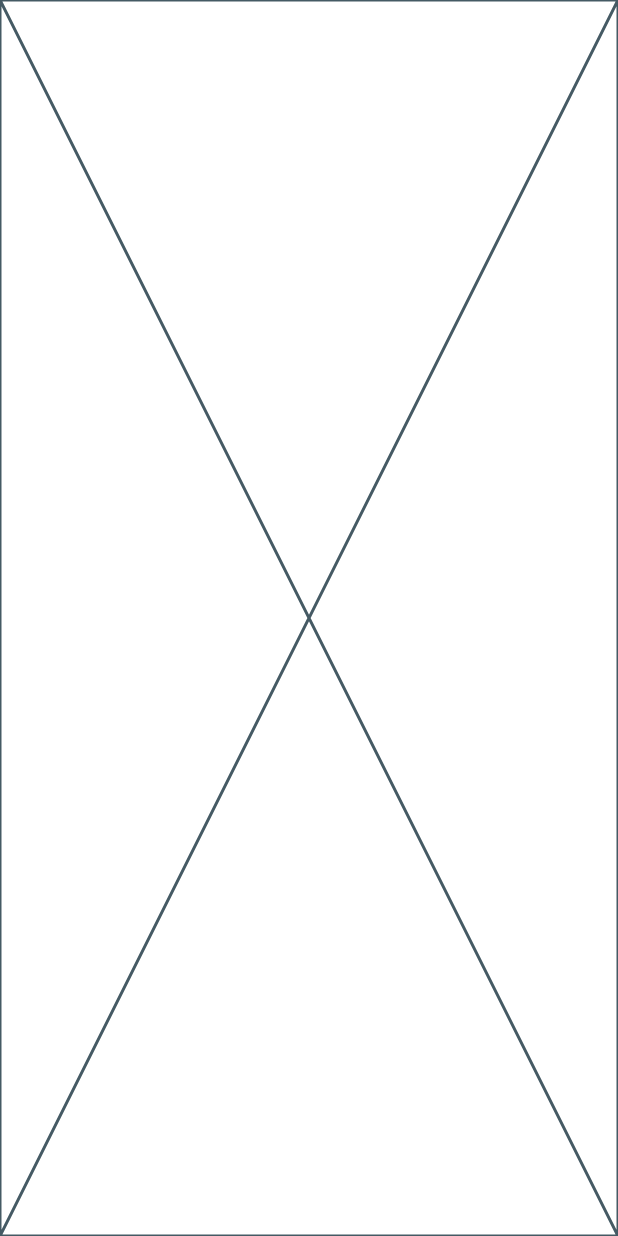
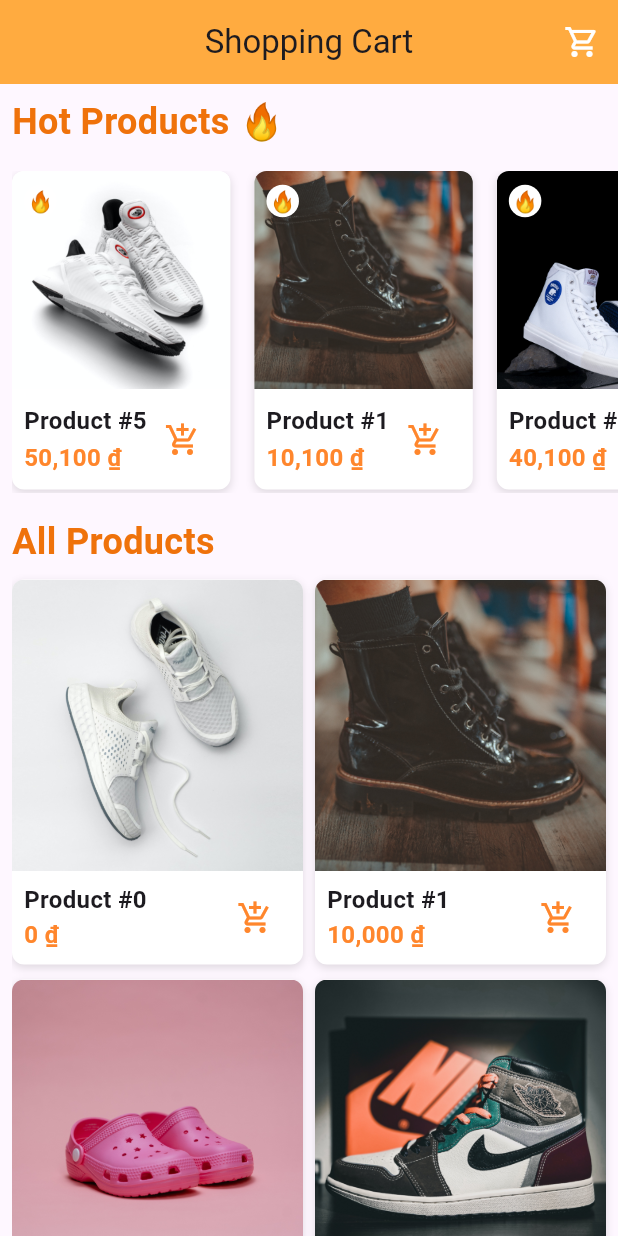
Before and after one commit to takara1919/shopping_cart, a Flutter app: the screen it shows after launch, on a phone screen of 412 x 824 dp. Run offline on Flutter 3.47's test engine with Material 3 defaults, Android fonts, the phone set to English and light mode, and no system bars; drawn by our look-alikes of skeletonizer; our stand-ins replace bloc, equatable, flutter_bloc, go_router.

Commit message:
Done Home

```diff
--- a/lib/config/router/app_router.dart
+++ b/lib/config/router/app_router.dart
@@ -6,7 +6,7 @@ import '../../features/home/view/home_screen.dart';
 import '../../features/splash/view/splash_screen.dart';
 
 final appRouter = GoRouter(
-  initialLocation: RouteNames.splash,
+  initialLocation: RouteNames.home,
   routes: [
     GoRoute(
       path: RouteNames.splash,
--- /dev/null
+++ b/lib/config/utils/money_helper.dart
@@ -0,0 +1,8 @@
+import 'package:intl/intl.dart';
+
+class MoneyHelper {
+  static String formatToVND(double value) {
+    final NumberFormat currencyFormatter = NumberFormat.currency(locale: 'vi_VN', symbol: '₫', decimalDigits: 0,);
+    return currencyFormatter.format(value).replaceAll('.', ',');
+  }
+}
--- a/lib/config/utils/screen_helper.dart
+++ b/lib/config/utils/screen_helper.dart
@@ -2,26 +2,38 @@ import 'package:flutter/material.dart';
 
 class ScreenHelper {
   static const double phoneBreakpoint = 600;
-  static const double tabletBreakpoint = 1200;
+
 
   static bool isPhone(BuildContext context) =>
       MediaQuery.of(context).size.width < phoneBreakpoint;
 
   static bool isTablet(BuildContext context) =>
-      MediaQuery.of(context).size.width >= phoneBreakpoint &&
-          MediaQuery.of(context).size.width < tabletBreakpoint;
+      MediaQuery.of(context).size.width >= phoneBreakpoint;
 
   static double gridItemWidth(BuildContext context) {
     final width = MediaQuery.of(context).size.width;
     if (width < phoneBreakpoint) return width / 2;
-    return width / (width < 900 ? 3 : 4);
+    return width / 4;
   }
 
-  static EdgeInsets screenPadding(BuildContext context) {
+  static double listItemWidth(BuildContext context) {
+    final width = MediaQuery.of(context).size.width - screenPadding(context);
+    if (width < phoneBreakpoint) return width / 2.5;
+    return width / 4.5;
+  }
+
+  static EdgeInsets screenEdgeInsets(BuildContext context) {
     if (isPhone(context)) {
-      return const EdgeInsets.all(8.0);
+      return const EdgeInsets.all(8);
     }
-    return const EdgeInsets.all(16.0);
+    return const EdgeInsets.all(16);
+  }
+
+  static double screenPadding(BuildContext context) {
+    if (isPhone(context)) {
+      return 8;
+    }
+    return 16;
   }
 
   static Size screenSize(BuildContext context) {
--- /dev/null
+++ b/lib/core/color.dart
@@ -0,0 +1,6 @@
+import 'package:flutter/material.dart';
+
+class ColorManager {
+  static const Color orange = Color(0xFFff862c);
+  static const Color yellow = Color(0xFFffab40);
+}
--- a/lib/features/home/bloc/home_bloc.dart
+++ b/lib/features/home/bloc/home_bloc.dart
@@ -10,17 +10,16 @@ part 'home_event.dart';
 part 'home_state.dart';
 
 class HomeBloc extends Bloc<HomeEvent, HomeState> {
-  static const _pageSize = 10;
   final ProductService _productService;
 
-  HomeBloc(ProductService? service) : _productService = ProductService(), super(const HomeState()) {
+  HomeBloc({ProductService? service}) : _productService = ProductService(), super(const HomeState()) {
     on<LoadProducts>(_onLoadProducts);
     on<LoadMoreProducts>(_onLoadMoreProducts);
   }
 
   Future<void> _onLoadProducts(LoadProducts event, Emitter<HomeState> emit) async {
     try {
-      emit(state.copyWith(
+      emit(const HomeState(
         isLoadingHotProducts: true,
         isLoadingAllProducts: true,
         error: null,
@@ -32,7 +31,7 @@ class HomeBloc extends Bloc<HomeEvent, HomeState> {
         isLoadingHotProducts: false,
       ));
 
-      final allProducts = await _productService.getProducts(page: 1);
+      final allProducts = await _productService.getProducts(page: 0);
 
       emit(state.copyWith(
         allProducts: allProducts,
@@ -49,11 +48,19 @@ class HomeBloc extends Bloc<HomeEvent, HomeState> {
 
   Future<void> _onLoadMoreProducts(LoadMoreProducts event, Emitter<HomeState> emit) async {
     try {
-      final allProducts = await _productService.getProducts(page: event.page);
       emit(state.copyWith(
-        allProducts: [...state.allProducts, ...allProducts],
-        hasReachedMax: allProducts.length < _pageSize,
+        isLoadingAllProducts: true,
       ));
+      final allProducts = await _productService.getProducts(page: event.page, pageSize: event.size);
+      emit(state.copyWith(
+        allProducts: [...state.allProducts, ...allProducts,],
+        isLoadingAllProducts: false,
+      ));
+      if(allProducts.length < event.size) {
+        emit(state.copyWith(
+          hasReachedMax: true,
+        ));
+      }
     } catch (e) {
       emit(state.copyWith(
         error: e.toString(),
--- a/lib/features/home/bloc/home_event.dart
+++ b/lib/features/home/bloc/home_event.dart
@@ -14,10 +14,12 @@ class LoadProducts extends HomeEvent {
 class LoadMoreProducts extends HomeEvent {
   const LoadMoreProducts({
     required this.page,
+    required this.size,
   });
 
   final int page;
+  final int size;
 
   @override
-  List<Object?> get props => [page];
+  List<Object?> get props => [page, size];
 }
--- a/lib/features/home/view/home_screen.dart
+++ b/lib/features/home/view/home_screen.dart
@@ -1,15 +1,29 @@
 import 'package:flutter/material.dart';
+import 'package:flutter_bloc/flutter_bloc.dart';
+import 'package:shopping_cart/core/color.dart';
+import 'package:shopping_cart/features/home/view/widgets/cart_icon.dart';
+import 'package:shopping_cart/features/home/view/widgets/home_body.dart';
 
-class HomeScreen extends StatefulWidget {
+import '../bloc/home_bloc.dart';
+
+class HomeScreen extends StatelessWidget {
   const HomeScreen({super.key});
 
   @override
-  State<HomeScreen> createState() => _HomeScreenState();
-}
-
-class _HomeScreenState extends State<HomeScreen> {
-  @override
   Widget build(BuildContext context) {
-    return const Placeholder();
+    return Scaffold(
+      appBar: AppBar(
+        title: const Text('Shopping Cart'),
+        centerTitle: true,
+        backgroundColor: ColorManager.yellow,
+        actions: const [
+          CartIcon(),
+        ],
+      ),
+      body: BlocProvider(
+        create: (context) => HomeBloc()..add(const LoadProducts()),
+        child: const HomeBody(),
+      ),
+    );
   }
 }
--- /dev/null
+++ b/lib/features/home/view/widgets/cart_icon.dart
@@ -0,0 +1,50 @@
+import 'package:flutter/material.dart';
+
+class CartIcon extends StatelessWidget {
+  const CartIcon({super.key});
+
+  // @override
+  // Widget build(BuildContext context) {
+  //   return BlocBuilder<CartBloc, CartState>(
+  //     builder: (context, state) {
+  //       return Stack(
+  //         children: [
+  //           IconButton(
+  //             icon: const Icon(Icons.shopping_cart),
+  //             onPressed: () {
+  //               Navigator.push(
+  //                 context,
+  //                 MaterialPageRoute(builder: (context) => CartScreen()),
+  //               );
+  //             },
+  //           ),
+  //           if (state is CartUpdated && state.cartItems.isNotEmpty)
+  //             Positioned(
+  //               right: 8,
+  //               top: 8,
+  //               child: CircleAvatar(
+  //                 radius: 10,
+  //                 backgroundColor: Colors.red,
+  //                 child: Text(
+  //                   state.cartItems.length.toString(),
+  //                   style: TextStyle(color: Colors.white, fontSize: 12),
+  //                 ),
+  //               ),
+  //             ),
+  //         ],
+  //       );
+  //     },
+  //   );
+  // }
+
+  @override
+  Widget build(BuildContext context) {
+    return IconButton(
+      icon: const Icon(
+        Icons.shopping_cart_outlined,
+        color: Colors.white,
+      ),
+      onPressed: () {},
+    );
+  }
+}
--- /dev/null
+++ b/lib/features/home/view/widgets/home_body.dart
@@ -0,0 +1,200 @@
+import 'package:flutter/material.dart';
+import 'package:flutter_bloc/flutter_bloc.dart';
+import 'package:shopping_cart/config/utils/screen_helper.dart';
+import 'package:shopping_cart/features/home/bloc/home_bloc.dart';
+import 'package:shopping_cart/features/home/view/widgets/product_card.dart';
+import 'package:shopping_cart/models/product.dart';
+import 'package:skeletonizer/skeletonizer.dart';
+
+class HomeBody extends StatefulWidget {
+  const HomeBody({Key? key}) : super(key: key);
+
+  @override
+  State<StatefulWidget> createState() => HomeBodyState();
+}
+
+class HomeBodyState extends State<HomeBody> {
+  final ScrollController scrollController = ScrollController();
+  static const _pageSize = 10;
+  int page = 10;
+
+  bool get isBottom {
+    if (!scrollController.hasClients) return false;
+    final max = scrollController.position.maxScrollExtent;
+    final current = scrollController.position.pixels;
+    return current >= max * 0.9;
+  }
+
+  @override
+  void initState() {
+    super.initState();
+    scrollController.addListener(
+      () {
+        if (isBottom && !context.read<HomeBloc>().state.hasReachedMax && !context.read<HomeBloc>().state.isLoadingAllProducts) {
+          context.read<HomeBloc>().add(LoadMoreProducts(page: page, size: _pageSize));
+          page += _pageSize;
+        }
+      },
+    );
+  }
+
+  @override
+  void dispose() {
+    scrollController.dispose();
+    super.dispose();
+  }
+
+  Future<void> onRefresh() async {
+    page = 0;
+    context.read<HomeBloc>().add(const LoadProducts());
+  }
+
+  @override
+  Widget build(BuildContext context) {
+    return BlocBuilder<HomeBloc, HomeState>(
+      builder: (context, state) {
+        return RefreshIndicator(
+          onRefresh: onRefresh,
+          child: Padding(
+            padding: EdgeInsets.only(
+              left: ScreenHelper.screenPadding(context),
+            ),
+            child: CustomScrollView(
+              controller: scrollController,
+              slivers: [
+                const SliverToBoxAdapter(
+                  child: Padding(
+                    padding: EdgeInsets.symmetric(
+                      vertical: 8,
+                    ),
+                    child: Text(
+                      'Hot Products 🔥',
+                      style: TextStyle(
+                        fontSize: 24,
+                        fontWeight: FontWeight.bold,
+                        color: Color(0xffef720b),
+                      ),
+                    ),
+                  ),
+                ),
+
+                _buildHotProductsList(context),
+
+                const SliverToBoxAdapter(
+                  child: Padding(
+                    padding: EdgeInsets.symmetric(
+                      vertical: 8,
+                    ),
+                    child: Text(
+                      'All Products',
+                      style: TextStyle(
+                        fontSize: 24,
+                        fontWeight: FontWeight.bold,
+                        color: Color(0xffef720b),
+                      ),
+                    ),
+                  ),
+                ),
+
+                _buildAllProductsGrid(context, state),
+              ],
+            ),
+          ),
+        );
+      },
+    );
+  }
+
+  Widget _buildHotProductsList(BuildContext context) {
+    final bloc = context.read<HomeBloc>();
+    final itemWidth = ScreenHelper.listItemWidth(context);
+    final fakeList = List.generate(
+      getCrossAxisCount(context) + 1,
+      (index) => const Product(
+        image: 'assets/images/product_0.jpg',
+      ),
+    );
+    final products =
+        bloc.state.isLoadingHotProducts ? fakeList : bloc.state.hotProducts;
+
+    return SliverPadding(
+      padding: const EdgeInsets.symmetric(
+        vertical: 8,
+      ),
+      sliver: SliverToBoxAdapter(
+        child: SizedBox(
+          height: itemWidth * 1.5 - 28,
+          child: Skeletonizer(
+            enabled: bloc.state.isLoadingHotProducts,
+            child: ListView.builder(
+              scrollDirection: Axis.horizontal,
+              addAutomaticKeepAlives: true,
+              itemCount: products.length,
+              itemBuilder: (context, index) {
+                final product = products[index];
+                return SizedBox(
+                  width: itemWidth,
+                  height: itemWidth * 1.5 - 30,
+                  child: Padding(
+                    padding: const EdgeInsets.only(
+                      right: 16,
+                    ),
+                    child: ProductCard(
+                      product: product,
+                      isHot: bloc.state.isLoadingHotProducts ? false : true,
+                    ),
+                  ),
+                );
+              },
+            ),
+          ),
+        ),
+      ),
+    );
+  }
+
+  Widget _buildAllProductsGrid(BuildContext context, HomeState state) {
+    return SliverPadding(
+      padding: EdgeInsets.only(
+        right: ScreenHelper.screenPadding(context),
+      ),
+      sliver: SliverGrid(
+        gridDelegate: SliverGridDelegateWithFixedCrossAxisCount(
+          crossAxisCount: getCrossAxisCount(context),
+          mainAxisSpacing: 8.0,
+          crossAxisSpacing: 8.0,
+          childAspectRatio: 0.75,
+        ),
+        delegate: SliverChildBuilderDelegate(
+          (context, index) {
+            if (index >= state.allProducts.length) {
+              return const Skeletonizer(
+                enabled: true,
+                child: ProductCard(
+                  product: Product(
+                    image: 'assets/images/product_0.jpg',
+                  ),
+                ),
+              );
+            }
+            final product = state.allProducts[index];
+            return ProductCard(
+              product: product,
+            );
+          },
+          childCount: state.hasReachedMax
+              ? state.allProducts.length
+              : state.allProducts.length + getCrossAxisCount(context),
+        ),
+      ),
+    );
+  }
+
+  int getCrossAxisCount(BuildContext context) {
+    if (ScreenHelper.isPhone(context)) {
+      return 2;
+    } else {
+      return 4;
+    }
+  }
+}
--- /dev/null
+++ b/lib/features/home/view/widgets/product_card.dart
@@ -0,0 +1,102 @@
+import 'package:flutter/material.dart';
+import 'package:shopping_cart/config/utils/money_helper.dart';
+import 'package:shopping_cart/core/color.dart';
+
+import '../../../../models/product.dart';
+
+class ProductCard extends StatelessWidget {
+  final Product product;
+  final bool isHot;
+
+  const ProductCard({
+    super.key,
+    required this.product,
+    this.isHot = false,
+  });
+
+  @override
+  Widget build(BuildContext context) {
+    return Container(
+      decoration: BoxDecoration(
+        borderRadius: BorderRadius.circular(8),
+        color: Colors.white,
+        boxShadow: const [
+          BoxShadow(
+            color: Colors.black12,
+            blurRadius: 4,
+            offset: Offset(0, 2),
+          ),
+        ],
+      ),
+      margin: const EdgeInsets.only(
+        bottom: 2,
+      ),
+      clipBehavior: Clip.antiAlias,
+      child: Column(
+        children: [
+          Stack(
+            children: [
+              Image.asset(
+                product.image,
+                fit: BoxFit.cover,
+              ),
+              if (isHot)
+                Positioned(
+                  top: 8.0,
+                  left: 8.0,
+                  child: Container(
+                    padding: const EdgeInsets.all(2),
+                    decoration: const BoxDecoration(
+                      color: Colors.white,
+                      shape: BoxShape.circle,
+                    ),
+                    child: const Text('🔥'),
+                  ),
+                ),
+            ],
+          ),
+          Expanded(
+            child: Padding(
+              padding: const EdgeInsets.all(8.0),
+              child: Row(
+                mainAxisAlignment: MainAxisAlignment.spaceBetween,
+                crossAxisAlignment: CrossAxisAlignment.center,
+                children: [
+                  Column(
+                    crossAxisAlignment: CrossAxisAlignment.start,
+                    mainAxisAlignment: MainAxisAlignment.spaceEvenly,
+                    children: [
+                      Text(
+                        product.name,
+                        style: const TextStyle(
+                          fontSize: 16,
+                          fontWeight: FontWeight.bold,
+                        ),
+                      ),
+                      Text(
+                        MoneyHelper.formatToVND(product.price),
+                        style: const TextStyle(
+                          fontSize: 16,
+                          color: ColorManager.orange,
+                          fontWeight: FontWeight.w600,
+                        ),
+                      ),
+                    ],
+                  ),
+                  Flexible(
+                    child: IconButton(
+                      icon: const Icon(Icons.add_shopping_cart, color: ColorManager.orange,),
+                      onPressed: () {
+                        // Show bottom sheet to add product to cart
+                      },
+                    ),
+                  ),
+                ],
+              ),
+            ),
+          ),
+        ],
+      ),
+    );
+  }
+}
--- a/lib/services/product_service.dart
+++ b/lib/services/product_service.dart
@@ -11,6 +11,7 @@ class ProductService {
     int page = 1,
     int pageSize = 10,
   }) async {
+
     return await callApi().then(
       (_) {
         return List.generate(
@@ -18,9 +19,9 @@ class ProductService {
           (index) {
             return Product(
               id: page + index,
-              name: 'Product $index',
-              image: 'assets/images/product_$index.png',
-              price: index.toDouble() * 10000,
+              name: 'Product #$index',
+              image: 'assets/images/product_$index.jpg',
+              price: page * 10000 + index.toDouble() * 10000,
             );
           },
         );
@@ -36,8 +37,8 @@ class ProductService {
           (index) {
             return Product(
               id: index,
-              name: 'Hot Product $index',
-              image: 'assets/images/product_$index.png',
+              name: 'Product #$index',
+              image: 'assets/images/product_$index.jpg',
               price: 100 + index.toDouble() * 10000,
             );
           },
--- a/pubspec.yaml
+++ b/pubspec.yaml
@@ -41,6 +41,7 @@ dependencies:
   equatable: ^2.0.7
   skeletonizer: ^1.4.3
   sqflite: ^2.4.1
+  flutter_bloc: ^8.1.6
 
 dev_dependencies:
   flutter_test:
```
Also changed, not shown: pubspec.lock.
